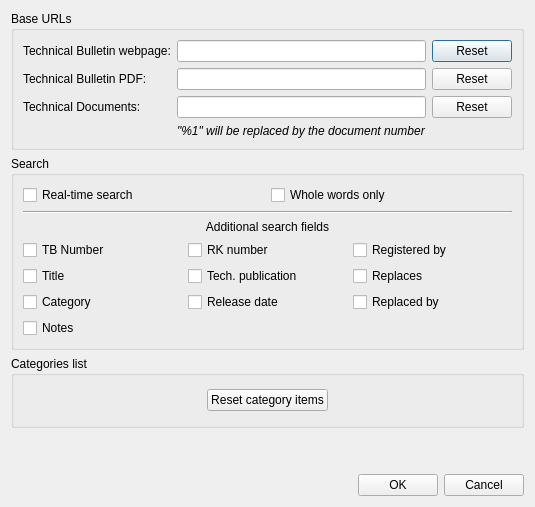
Old version of the form UI/DlgSettings.ui in the repository Folco68/TBI.
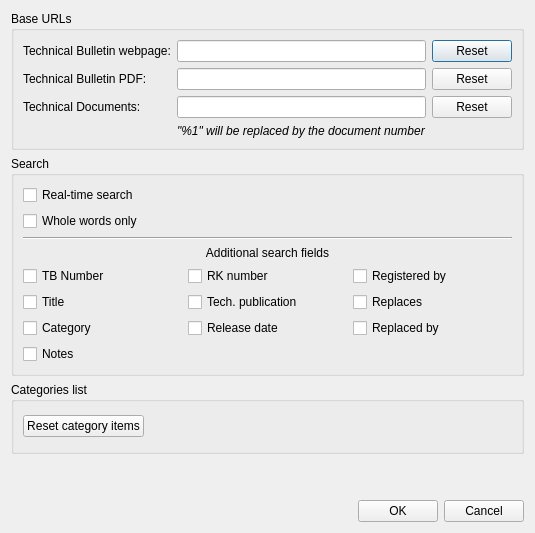
New version of the form.

Commit message: - finished to add missing tr() - tweaked a bit Settings dialog

Patch:
```diff
--- a/UI/DlgSettings.ui
+++ b/UI/DlgSettings.ui
@@ -7,7 +7,7 @@
     <x>0</x>
     <y>0</y>
     <width>516</width>
-    <height>507</height>
+    <height>533</height>
    </rect>
   </property>
   <property name="windowTitle">
@@ -97,7 +97,7 @@
      </property>
      <layout class="QVBoxLayout" name="verticalLayout_3">
       <item>
-       <layout class="QHBoxLayout" name="HLayoutSearch">
+       <layout class="QVBoxLayout" name="verticalLayout_4">
         <item>
          <widget class="QCheckBox" name="CheckRTSearch">
           <property name="text">
@@ -216,19 +216,6 @@
      <layout class="QVBoxLayout" name="verticalLayout">
       <item>
        <layout class="QHBoxLayout" name="HLayoutCategories">
-        <item>
-         <spacer name="HSpacerCategories1">
-          <property name="orientation">
-           <enum>Qt::Horizontal</enum>
-          </property>
-          <property name="sizeHint" stdset="0">
-           <size>
-            <width>40</width>
-            <height>20</height>
-           </size>
-          </property>
-         </spacer>
-        </item>
         <item>
          <widget class="QPushButton" name="ButtonClearCategories">
           <property name="text">
```
Left out of the diff: 13 changed lines with no effect on the pictures. The commit also changes 3 other files.
